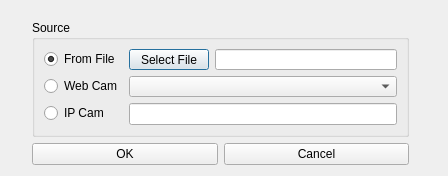
Above: ui/DeviceWindow.ui from darkgalink/Shopping-Analytics before the change. Below: the same form after it.
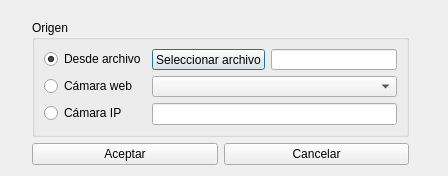
That is the form after the change.

Commit message:
feat: Translate UI to Spanish with help tooltips
- Rewrite the three .ui forms (MainWindow, DeviceWindow, CustomerItem) in
  Spanish and add a tooltip to every interactive control.
- Translate runtime strings in windows/main.py, windows/device.py and
  windows/customer.py, including status bar, dialogs and video overlay.
- Map model gender values to Spanish labels for display only; CSV headers
  and stored values remain unchanged.

```diff
--- a/ui/DeviceWindow.ui
+++ b/ui/DeviceWindow.ui
@@ -48,13 +48,13 @@
         <item>
          <widget class="QGroupBox" name="formGroupBox">
           <property name="title">
-           <string>Source</string>
+           <string>Origen</string>
           </property>
           <layout class="QFormLayout" name="formLayout_2">
            <item row="0" column="0">
             <widget class="QRadioButton" name="boolFile">
              <property name="text">
-              <string>From File</string>
+              <string>Desde archivo</string>
              </property>
              <property name="checked">
               <bool>true</bool>
@@ -66,7 +66,7 @@
              <item row="0" column="0">
               <widget class="QPushButton" name="btnOpen">
                <property name="text">
-                <string>Select File</string>
+                <string>Seleccionar archivo</string>
                </property>
               </widget>
              </item>
@@ -82,7 +82,7 @@
            <item row="1" column="0">
             <widget class="QRadioButton" name="boolWebCam">
              <property name="text">
-              <string>Web Cam</string>
+              <string>Cámara web</string>
              </property>
             </widget>
            </item>
@@ -92,7 +92,7 @@
            <item row="2" column="0">
             <widget class="QRadioButton" name="boolIPCam">
              <property name="text">
-              <string>IP Cam</string>
+              <string>Cámara IP</string>
              </property>
             </widget>
            </item>
@@ -111,14 +111,14 @@
       <item>
        <widget class="QPushButton" name="btnOk">
         <property name="text">
-         <string>OK</string>
+         <string>Aceptar</string>
         </property>
        </widget>
       </item>
       <item>
        <widget class="QPushButton" name="btnCancel">
         <property name="text">
-         <string>Cancel</string>
+         <string>Cancelar</string>
         </property>
        </widget>
       </item>
```
Left out of the diff: 35 changed lines with no effect on the pictures. The commit also changes 5 other files.
